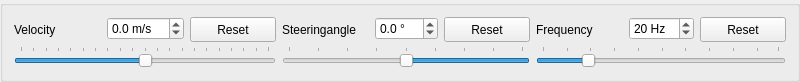
Above: src/gui/SimulatorToolbar.ui from eringerli/QtOpenGuidance before the change. Below: the same form after it.
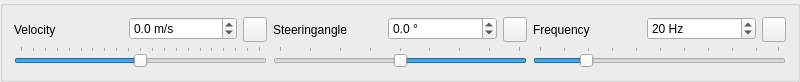
That is the form after the change. Icons and pictures are not drawn.

```diff
--- a/src/gui/SimulatorToolbar.ui
+++ b/src/gui/SimulatorToolbar.ui
@@ -54,7 +54,7 @@
    <item row="0" column="3">
     <widget class="QLabel" name="label_2">
      <property name="sizePolicy">
-      <sizepolicy hsizetype="MinimumExpanding" vsizetype="Ignored">
+      <sizepolicy hsizetype="Expanding" vsizetype="Ignored">
        <horstretch>0</horstretch>
        <verstretch>0</verstretch>
       </sizepolicy>
@@ -78,6 +78,12 @@
    </item>
    <item row="0" column="4">
     <widget class="QDoubleSpinBox" name="dsb_steerangle">
+     <property name="sizePolicy">
+      <sizepolicy hsizetype="Expanding" vsizetype="Fixed">
+       <horstretch>0</horstretch>
+       <verstretch>0</verstretch>
+      </sizepolicy>
+     </property>
      <property name="focusPolicy">
       <enum>Qt::NoFocus</enum>
      </property>
@@ -141,7 +147,7 @@
    <item row="0" column="0">
     <widget class="QLabel" name="label">
      <property name="sizePolicy">
-      <sizepolicy hsizetype="MinimumExpanding" vsizetype="Ignored">
+      <sizepolicy hsizetype="Expanding" vsizetype="Ignored">
        <horstretch>0</horstretch>
        <verstretch>0</verstretch>
       </sizepolicy>
@@ -166,7 +172,7 @@
    <item row="0" column="6">
     <widget class="QLabel" name="label_3">
      <property name="sizePolicy">
-      <sizepolicy hsizetype="MinimumExpanding" vsizetype="Ignored">
+      <sizepolicy hsizetype="Expanding" vsizetype="Ignored">
        <horstretch>0</horstretch>
        <verstretch>0</verstretch>
       </sizepolicy>
@@ -190,6 +196,12 @@
    </item>
    <item row="0" column="7">
     <widget class="QDoubleSpinBox" name="dsb_frequency">
+     <property name="sizePolicy">
+      <sizepolicy hsizetype="Expanding" vsizetype="Fixed">
+       <horstretch>0</horstretch>
+       <verstretch>0</verstretch>
+      </sizepolicy>
+     </property>
      <property name="focusPolicy">
       <enum>Qt::NoFocus</enum>
      </property>
@@ -240,6 +252,12 @@
    </item>
    <item row="0" column="1">
     <widget class="QDoubleSpinBox" name="dsb_velocity">
+     <property name="sizePolicy">
+      <sizepolicy hsizetype="Expanding" vsizetype="Fixed">
+       <horstretch>0</horstretch>
+       <verstretch>0</verstretch>
+      </sizepolicy>
+     </property>
      <property name="focusPolicy">
       <enum>Qt::NoFocus</enum>
      </property>
@@ -263,7 +281,7 @@
    <item row="0" column="2">
     <widget class="QToolButton" name="pb_velocityReset">
      <property name="sizePolicy">
-      <sizepolicy hsizetype="MinimumExpanding" vsizetype="Ignored">
+      <sizepolicy hsizetype="Minimum" vsizetype="Ignored">
        <horstretch>0</horstretch>
        <verstretch>0</verstretch>
       </sizepolicy>
@@ -277,15 +295,15 @@
      <property name="focusPolicy">
       <enum>Qt::NoFocus</enum>
      </property>
-     <property name="text">
-      <string>Reset</string>
+     <property name="icon">
+      <iconset theme="edit-clear"/>
      </property>
     </widget>
    </item>
    <item row="0" column="5">
     <widget class="QToolButton" name="pb_steerangleReset">
      <property name="sizePolicy">
-      <sizepolicy hsizetype="MinimumExpanding" vsizetype="Ignored">
+      <sizepolicy hsizetype="Minimum" vsizetype="Ignored">
        <horstretch>0</horstretch>
        <verstretch>0</verstretch>
       </sizepolicy>
@@ -299,15 +317,15 @@
      <property name="focusPolicy">
       <enum>Qt::NoFocus</enum>
      </property>
-     <property name="text">
-      <string>Reset</string>
+     <property name="icon">
+      <iconset theme="edit-clear"/>
      </property>
     </widget>
    </item>
    <item row="0" column="8">
     <widget class="QToolButton" name="pb_frequencyReset">
      <property name="sizePolicy">
-      <sizepolicy hsizetype="MinimumExpanding" vsizetype="Ignored">
+      <sizepolicy hsizetype="Minimum" vsizetype="Ignored">
        <horstretch>0</horstretch>
        <verstretch>0</verstretch>
       </sizepolicy>
@@ -321,8 +339,8 @@
      <property name="focusPolicy">
       <enum>Qt::NoFocus</enum>
      </property>
-     <property name="text">
-      <string>Reset</string>
+     <property name="icon">
+      <iconset theme="edit-clear"/>
      </property>
     </widget>
    </item>
```
